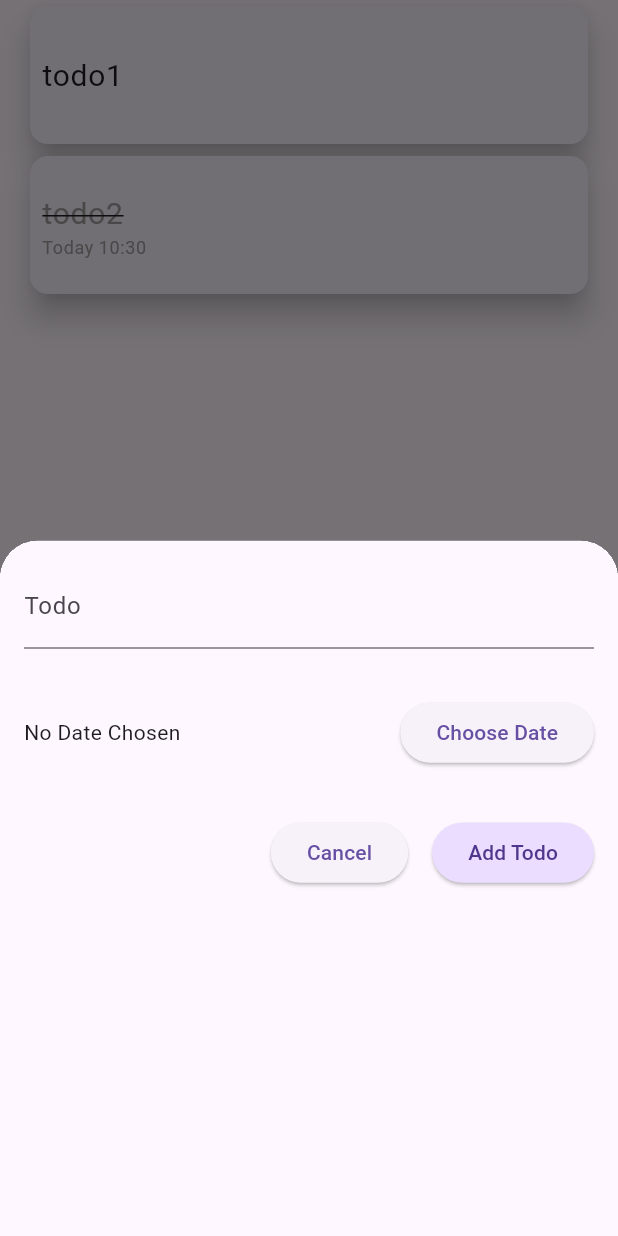
After one commit to ErroredPasta/flutter-todo-app, a Flutter app: the screen it shows after launch, after a tap on the "add" icon, on a phone screen of 412 x 824 dp. The commit adds this screen. Run offline on Flutter 3.47's test engine with Material 3 defaults, Android fonts, the phone set to English and light mode, and no system bars; our stand-ins replace flutter_riverpod, freezed_annotation, riverpod_annotation; generated files the repository leaves out were written again.

Commit message:
feature: todo add

```diff
--- a/lib/data/datasource/in_memory_todo_datasource.dart
+++ b/lib/data/datasource/in_memory_todo_datasource.dart
@@ -14,6 +14,11 @@ class InMemoryTodoDatasource implements TodoDatasource {
   Future<List<Todo>> getTodos() async {
     return _todo;
   }
+
+  @override
+  Future<void> addTodo(Todo todo) async {
+    _todo.add(todo);
+  }
 }
 
 @riverpod
--- a/lib/data/datasource/todo_datasource.dart
+++ b/lib/data/datasource/todo_datasource.dart
@@ -2,4 +2,5 @@ import 'package:todo_app/domain/model/todo.dart';
 
 abstract class TodoDatasource {
   Future<List<Todo>> getTodos();
+  Future<void> addTodo(Todo todo);
 }
--- a/lib/data/repository/todo_repository_impl.dart
+++ b/lib/data/repository/todo_repository_impl.dart
@@ -15,6 +15,11 @@ class TodoRepositoryImpl implements TodoRepository {
   Future<List<Todo>> getTodos() {
     return datasource.getTodos();
   }
+
+  @override
+  Future<void> addTodo(Todo todo) {
+    return datasource.addTodo(todo);
+  }
 }
 
 @riverpod
--- a/lib/domain/repository/todo_repository.dart
+++ b/lib/domain/repository/todo_repository.dart
@@ -2,4 +2,5 @@ import 'package:todo_app/domain/model/todo.dart';
 
 abstract class TodoRepository {
   Future<List<Todo>> getTodos();
+  Future<void> addTodo(Todo todo);
 }
--- /dev/null
+++ b/lib/ui/screen/todo_add/todo_add_screen.dart
@@ -0,0 +1,133 @@
+import 'package:flutter/material.dart';
+import 'package:flutter_riverpod/flutter_riverpod.dart';
+import 'package:todo_app/domain/model/todo.dart';
+import 'package:todo_app/ui/screen/todo_list/todo_list_controller.dart';
+import 'package:uuid/v4.dart';
+
+final _todoInput = StateProvider.autoDispose<String>(
+  (ref) => '',
+);
+
+final _selectedDateProvider = StateProvider.autoDispose<DateTime?>(
+  (ref) => null,
+);
+
+class TodoAddScreen extends ConsumerWidget {
+  const TodoAddScreen({super.key});
+
+  @override
+  Widget build(BuildContext context, WidgetRef ref) {
+    final todoController = ref.read(todoListControllerProvider.notifier);
+    final selectedDate = ref.watch(_selectedDateProvider);
+    final todoInput = ref.watch(_todoInput);
+
+    return Scaffold(
+      body: Padding(
+        padding: const EdgeInsets.all(16.0),
+        child: Column(
+          crossAxisAlignment: CrossAxisAlignment.start,
+          children: [
+            TextField(
+              decoration: const InputDecoration(
+                labelText: 'Todo',
+              ),
+              onChanged: (value) => ref.read(_todoInput.notifier).state = value,
+            ),
+            const SizedBox(height: 32.0),
+            Row(
+              children: [
+                Text(
+                  selectedDate == null
+                      ? 'No Date Chosen'
+                      : _formatDateTime(selectedDate),
+                ),
+                const Spacer(),
+                if (selectedDate != null)
+                  ElevatedButton(
+                    onPressed: () =>
+                        ref.read(_selectedDateProvider.notifier).state = null,
+                    child: const Text('Delete Date'),
+                  ),
+                const SizedBox(
+                  width: 16,
+                ),
+                ElevatedButton(
+                  onPressed: () => _pickDateTime(context, ref),
+                  child: const Text('Choose Date'),
+                ),
+              ],
+            ),
+            const SizedBox(height: 32.0),
+            Row(
+              mainAxisAlignment: MainAxisAlignment.end,
+              children: [
+                ElevatedButton(
+                  onPressed: () {
+                    Navigator.of(context).pop();
+                  },
+                  child: const Text('Cancel'),
+                ),
+                const SizedBox(
+                  width: 16,
+                ),
+                ElevatedButton(
+                  onPressed: () {
+                    _submitTodo(todoInput, selectedDate, todoController);
+                    Navigator.of(context).pop();
+                  },
+                  style: ElevatedButton.styleFrom(
+                    backgroundColor:
+                        Theme.of(context).colorScheme.primaryContainer,
+                    foregroundColor:
+                        Theme.of(context).colorScheme.onPrimaryContainer,
+                  ),
+                  child: const Text('Add Todo'),
+                )
+              ],
+            ),
+          ],
+        ),
+      ),
+    );
+  }
+
+  Future<void> _pickDateTime(BuildContext context, WidgetRef ref) async {
+    final DateTime? pickedDate = await showDatePicker(
+      context: context,
+      initialDate: DateTime.now(),
+      firstDate: DateTime(2000),
+      lastDate: DateTime(2101),
+    );
+
+    if (!context.mounted) return;
+
+    final pickedTime = await showTimePicker(
+      context: context,
+      initialTime: TimeOfDay.now(),
+    );
+
+    if (pickedDate == null || pickedTime == null) return;
+
+    ref.read(_selectedDateProvider.notifier).state = pickedDate.add(Duration(
+      hours: pickedTime.hour,
+      minutes: pickedTime.minute,
+    ));
+  }
+
+  String _formatDateTime(DateTime dateTime) {
+    final DateTime(:year, :month, :day, :hour, :minute) = dateTime;
+    return '$year.$month.$day $hour:$minute';
+  }
+
+  void _submitTodo(
+    String todo,
+    DateTime? dateTime,
+    TodoListController controller,
+  ) {
+    controller.addTodo(Todo(
+      id: const UuidV4().generate(),
+      todo: todo,
+      dateTime: dateTime,
+    ));
+  }
+}
--- a/lib/ui/screen/todo_list/todo_list_controller.dart
+++ b/lib/ui/screen/todo_list/todo_list_controller.dart
@@ -11,4 +11,10 @@ class TodoListController extends _$TodoListController {
     final todos = ref.watch(todoRepositoryProvider).getTodos();
     return todos;
   }
+
+  Future<void> addTodo(Todo todo) async {
+    final repository = ref.watch(todoRepositoryProvider);
+    repository.addTodo(todo);
+    ref.invalidateSelf();
+  }
 }
--- a/lib/ui/screen/todo_list/todo_list_screen.dart
+++ b/lib/ui/screen/todo_list/todo_list_screen.dart
@@ -1,6 +1,7 @@
 import 'package:flutter/material.dart';
 import 'package:flutter_riverpod/flutter_riverpod.dart';
 import 'package:todo_app/domain/model/todo.dart';
+import 'package:todo_app/ui/screen/todo_add/todo_add_screen.dart';
 import 'package:todo_app/ui/screen/todo_list/todo_item.dart';
 import 'package:todo_app/ui/screen/todo_list/todo_list_controller.dart';
 
@@ -16,6 +17,10 @@ class TodoListScreen extends ConsumerWidget {
         data: _onSuccess,
         error: _onError,
         loading: _onLoading,
+      ),
+      floatingActionButton: FloatingActionButton(
+        onPressed: () => _showAddScreen(context),
+        child: const Icon(Icons.add),
       ),
     );
   }
@@ -39,4 +44,15 @@ class TodoListScreen extends ConsumerWidget {
   Widget _onLoading() {
     return const CircularProgressIndicator();
   }
+
+  void _showAddScreen(BuildContext context) {
+    showModalBottomSheet(
+      context: context,
+      shape: const RoundedRectangleBorder(
+        borderRadius: BorderRadius.vertical(top: Radius.circular(25.0)),
+      ),
+      builder: (ctx) => const TodoAddScreen(),
+      clipBehavior: Clip.hardEdge,
+    );
+  }
 }
```
